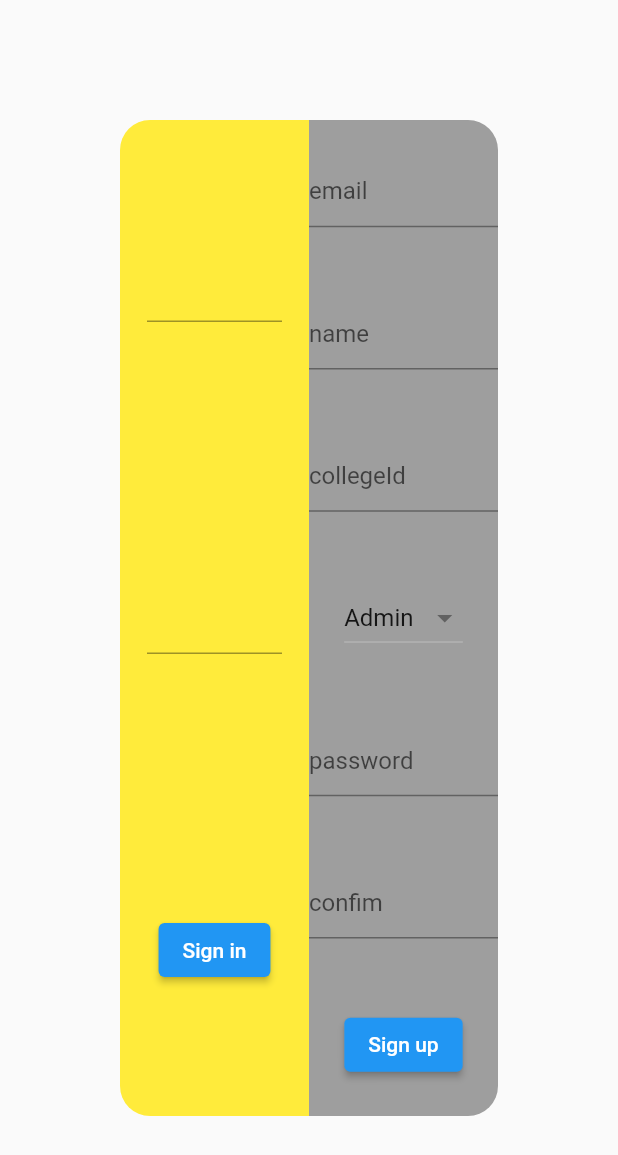
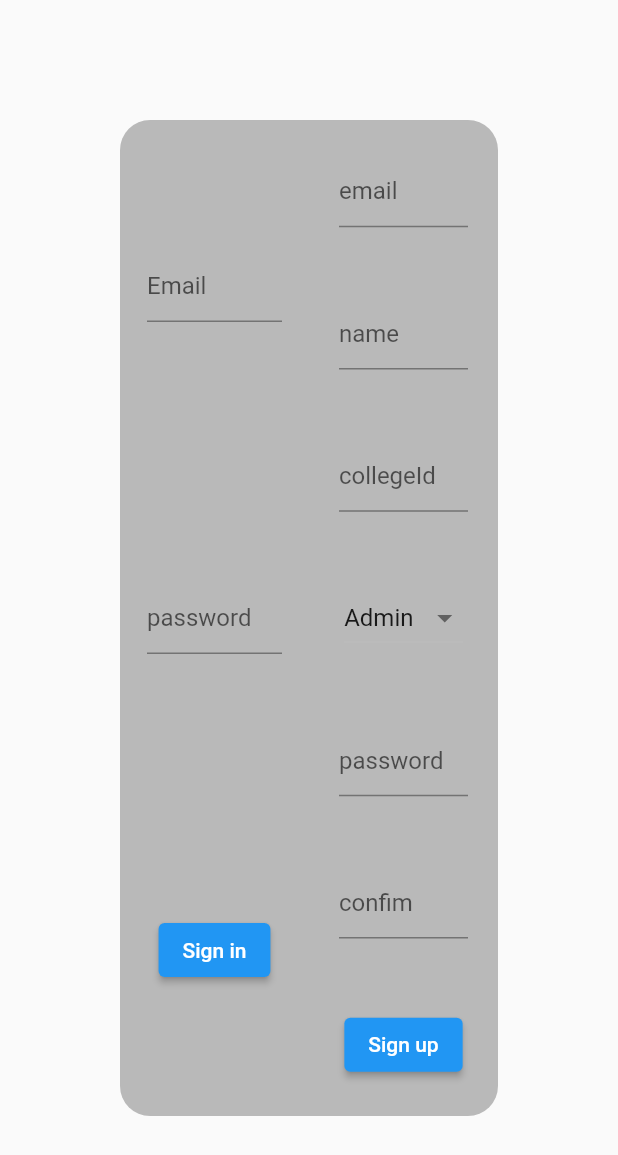
Before and after one commit to mohamedlotfy50/e_exam, a Flutter app: the screen it shows after launch, on a phone screen of 412 x 824 dp. Shown: the top 1155 px of the screen. Run offline on Flutter 3.47's test engine with Material 2 defaults, Android fonts, the phone set to English and light mode, and no system bars; our stand-ins replace bloc, cloud_firestore, dartz, firebase_auth, firebase_core, flutter_bloc and 1 more; accounts and stored records are empty; generated files the repository leaves out were written again.

Commit message:
setting student exam

```diff
--- a/l10n.yaml
+++ /dev/null
@@ -1,3 +0,0 @@
-arb-dir: lib/l10n
-template-arb-file: app_en.arb
-output-localization-file: app_localizations.dart
--- a/lib/app.dart
+++ b/lib/app.dart
@@ -1,9 +1,9 @@
-import 'package:e_exam/blocs/auto_login/autologin_bloc.dart';
+import 'blocs/auto_login/autologin_bloc.dart';
 import 'package:flutter/material.dart';
 import 'package:flutter/services.dart';
 import 'package:flutter_bloc/flutter_bloc.dart';
 
-import 'package:flutter_gen/gen_l10n/app_localizations.dart';
+// import 'package:flutter_gen/gen_l10n/app_localizations.dart';
 
 import 'blocs/auth/auth_bloc.dart';
 import 'firbase_wrapper.dart';
@@ -19,8 +19,8 @@ class MyApp extends StatelessWidget {
     return MaterialApp(
       title: 'Flutter Demo',
       debugShowCheckedModeBanner: false,
-      localizationsDelegates: AppLocalizations.localizationsDelegates,
-      supportedLocales: AppLocalizations.supportedLocales,
+      // localizationsDelegates: AppLocalizations.localizationsDelegates,
+      // supportedLocales: AppLocalizations.supportedLocales,
       theme: ThemeData(
         primarySwatch: Colors.blue,
       ),
--- a/lib/blocs/auto_login/autologin_bloc.dart
+++ b/lib/blocs/auto_login/autologin_bloc.dart
@@ -2,8 +2,8 @@ import 'dart:async';
 
 import 'package:bloc/bloc.dart';
 import 'package:dartz/dartz.dart';
-import 'package:e_exam/data/auth/repository/auth_repository.dart';
-import 'package:e_exam/models/user.dart';
+import '../../data/auth/repository/auth_repository.dart';
+import '../../models/user.dart';
 import 'package:freezed_annotation/freezed_annotation.dart';
 
 part 'autologin_event.dart';
--- a/lib/l10n/app_ar.arb
+++ /dev/null
@@ -1,5 +0,0 @@
-{
-
-
-    "counter" : "عدد ضغطاتك علي الزر هي "
-}
--- a/lib/l10n/app_en.arb
+++ /dev/null
@@ -1,4 +0,0 @@
-{
-    "counter" : "You have pushed the button this many times:"
-
-}
--- a/lib/models/exam.dart
+++ b/lib/models/exam.dart
@@ -1,4 +1,4 @@
-import 'package:e_exam/models/question.dart';
+import 'question.dart';
 
 class Exam {
   final String title;
--- a/lib/prsentation/screens/add_exam/add_exam.dart
+++ b/lib/prsentation/screens/add_exam/add_exam.dart
@@ -1,6 +1,6 @@
 import 'package:cloud_firestore/cloud_firestore.dart';
-import 'package:e_exam/models/question.dart';
-import 'package:e_exam/prsentation/screens/add_exam/question.dart';
+import '../../../models/question.dart';
+import 'question.dart';
 import 'package:flutter/material.dart';
 
 class AddingExam extends StatefulWidget {
--- a/lib/prsentation/screens/all_users/all_users.dart
+++ b/lib/prsentation/screens/all_users/all_users.dart
@@ -5,14 +5,13 @@ class AllUsers extends StatelessWidget {
   final bool isAdmin;
   final String uid;
   final String department;
-  const AllUsers(
-      {Key key, this.isAdmin = false, this.uid, @required this.department})
+  const AllUsers({Key key, this.isAdmin = false, this.uid, this.department})
       : super(key: key);
   @override
   Widget build(BuildContext context) {
     return Scaffold(
       appBar: AppBar(
-        title: Text('all users'),
+        title: Text('my students'),
       ),
       body: StreamBuilder<QuerySnapshot>(
         stream: isAdmin
--- a/lib/prsentation/screens/auth/auth_wrapper.dart
+++ b/lib/prsentation/screens/auth/auth_wrapper.dart
@@ -1,6 +1,6 @@
-import 'package:e_exam/blocs/auth/auth_bloc.dart';
-import 'package:e_exam/blocs/auto_login/autologin_bloc.dart';
-import 'package:e_exam/prsentation/screens/home/home.dart';
+import '../../../blocs/auth/auth_bloc.dart';
+import '../../../blocs/auto_login/autologin_bloc.dart';
+import '../home/home.dart';
 import 'package:flutter_bloc/flutter_bloc.dart';
 
 import 'signin_screen.dart';
--- a/lib/prsentation/screens/auth/signin_screen.dart
+++ b/lib/prsentation/screens/auth/signin_screen.dart
@@ -1,4 +1,4 @@
-import 'package:e_exam/prsentation/screens/home/home.dart';
+import '../home/home.dart';
 import 'package:flutter/cupertino.dart';
 import 'package:flutter/material.dart';
 import 'package:flutter_bloc/flutter_bloc.dart';
@@ -9,7 +9,7 @@ class SignInScreen extends StatelessWidget {
   @override
   Widget build(BuildContext context) {
     return Container(
-      color: Colors.yellow,
+      color: Colors.black26,
       padding: EdgeInsets.symmetric(horizontal: 18),
       child: BlocConsumer<AuthBloc, AuthState>(
         bloc: context.read<AuthBloc>(),
@@ -31,6 +31,7 @@ class SignInScreen extends StatelessWidget {
               mainAxisAlignment: MainAxisAlignment.spaceAround,
               children: [
                 TextFormField(
+                  decoration: InputDecoration(hintText: 'Email'),
                   onChanged: (email) {
                     context.read<AuthBloc>().add(EmailChanged(email));
                   },
@@ -43,6 +44,7 @@ class SignInScreen extends StatelessWidget {
                   },
                 ),
                 TextFormField(
+                  decoration: InputDecoration(hintText: 'password'),
                   onChanged: (password) {
                     context.read<AuthBloc>().add(PasswordChanged(password));
                   },
--- a/lib/prsentation/screens/auth/signup_screen.dart
+++ b/lib/prsentation/screens/auth/signup_screen.dart
@@ -6,7 +6,8 @@ class SignUpScreen extends StatelessWidget {
   @override
   Widget build(BuildContext context) {
     return Container(
-      color: Colors.grey,
+      color: Colors.black26,
+      padding: EdgeInsets.symmetric(horizontal: 20),
       child: BlocConsumer<AuthBloc, AuthState>(
         bloc: context.read<AuthBloc>(),
         listener: (context, state) {},
--- a/lib/prsentation/set_exam/set_exam.dart
+++ b/lib/prsentation/set_exam/set_exam.dart
@@ -1,6 +1,6 @@
 import 'package:cloud_firestore/cloud_firestore.dart';
-import 'package:e_exam/models/exam.dart';
-import 'package:e_exam/models/question.dart';
+import '../../models/exam.dart';
+import '../../models/question.dart';
 import 'package:flutter/material.dart';
 
 class SetExam extends StatefulWidget {
```
Also changed, not shown: lib/prsentation/screens/home/home.dart (+7 -7 lines), lib/prsentation/screens/requests/requestes.dart (+8 -8 lines), pubspec.yaml (+4 -4 lines), pubspec.lock, 1 other file.
